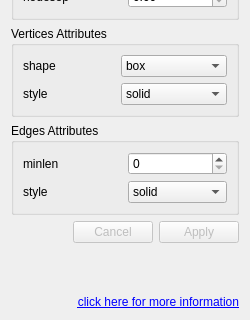
romeoxbm/depgraphv, file ui/graphpage.ui: the form before one commit; both pictures show x 0 to 250 and y 180 to 500 of the 250 by 500 pixel window.
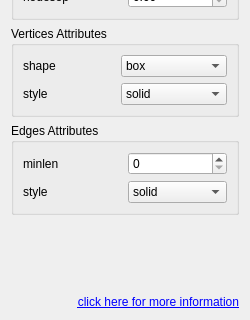
The form after the commit.

Commit message: - Removed buttonbox from GraphPage; - Removed useless data mapping in graphpage.cpp; - Minor changes in dep-graphV_it.ts;

Patch:
```diff
--- a/ui/graphpage.ui
+++ b/ui/graphpage.ui
@@ -468,19 +468,6 @@
         </layout>
        </widget>
       </item>
-      <item>
-       <widget class="QDialogButtonBox" name="buttonBox">
-        <property name="enabled">
-         <bool>false</bool>
-        </property>
-        <property name="standardButtons">
-         <set>QDialogButtonBox::Apply|QDialogButtonBox::Cancel</set>
-        </property>
-        <property name="centerButtons">
-         <bool>false</bool>
-        </property>
-       </widget>
-      </item>
       <item>
        <spacer name="verticalSpacer">
         <property name="orientation">
```
Left out of the diff: 20 changed lines with no effect on the pictures. The commit also changes 3 other files.
